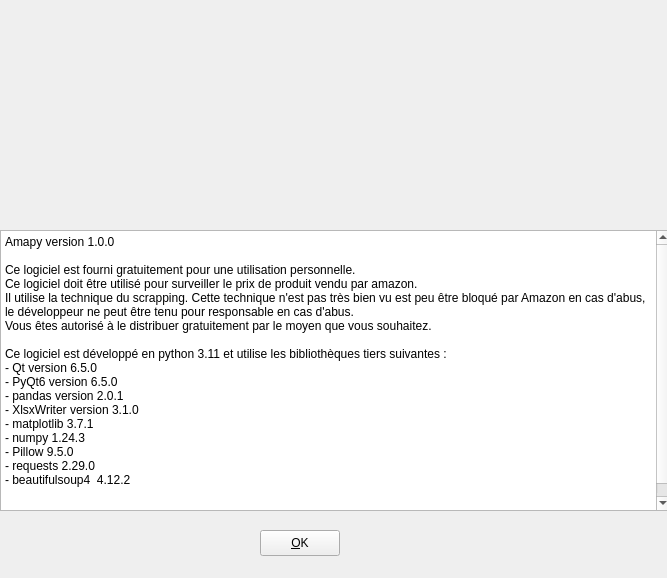
First picture: the form in ui/Amapy_about.ui, repository Sebastux/AmaPy, before the edit.
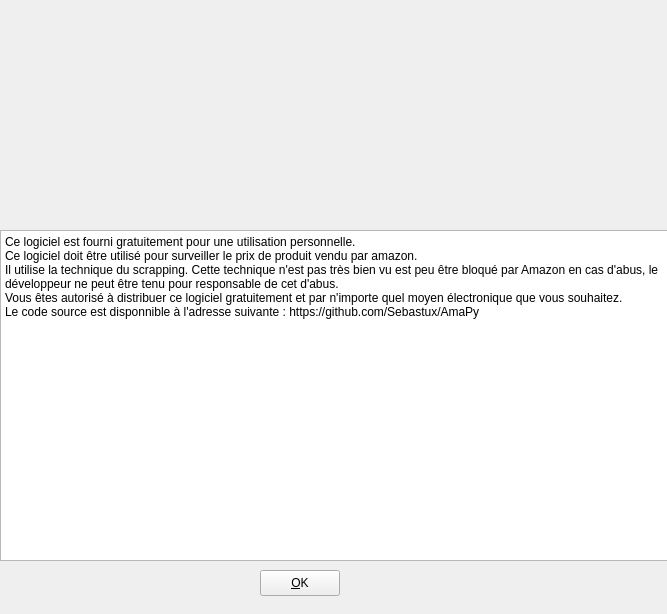
Second picture: the form after the edit. Icons and pictures are not drawn.

Commit message:
versions et texte
Ajout d'une méthode qui récupère la version des module utilisé pour permettre un affichage dynamique.
Correction du texte.
Ajout de l'url du dépôt git.
Modification de la taille de la fenêtre pour diminuer la taille de l'ascenceur.

```diff
--- a/ui/Amapy_about.ui
+++ b/ui/Amapy_about.ui
@@ -10,7 +10,7 @@
     <x>0</x>
     <y>0</y>
     <width>667</width>
-    <height>578</height>
+    <height>614</height>
    </rect>
   </property>
   <property name="cursor">
@@ -54,36 +54,22 @@
       <x>0</x>
       <y>230</y>
       <width>671</width>
-      <height>281</height>
+      <height>331</height>
      </rect>
     </property>
     <property name="plainText">
-     <string>Amapy version 1.0.0
-
-Ce logiciel est fourni gratuitement pour une utilisation personnelle.
+     <string>Ce logiciel est fourni gratuitement pour une utilisation personnelle.
 Ce logiciel doit être utilisé pour surveiller le prix de produit vendu par amazon.
-Il utilise la technique du scrapping. Cette technique n'est pas très bien vu est peu être bloqué par Amazon en cas d'abus, le développeur ne peut être tenu pour responsable en cas d'abus.
-Vous êtes autorisé à le distribuer gratuitement par le moyen que vous souhaitez.
-
-Ce logiciel est développé en python 3.11 et utilise les bibliothèques tiers suivantes :
-- Qt version 6.5.0
-- PyQt6 version 6.5.0
-- pandas version 2.0.1
-- XlsxWriter version 3.1.0
-- matplotlib 3.7.1
-- numpy 1.24.3
-- Pillow 9.5.0
-- requests 2.29.0
-- beautifulsoup4  4.12.2
-
-</string>
+Il utilise la technique du scrapping. Cette technique n'est pas très bien vu est peu être bloqué par Amazon en cas d'abus, le développeur ne peut être tenu pour responsable de cet d'abus.
+Vous êtes autorisé à distribuer ce logiciel gratuitement et par n'importe quel moyen électronique que vous souhaitez.
+Le code source est disponnible à l'adresse suivante : https://github.com/Sebastux/AmaPy</string>
     </property>
    </widget>
    <widget class="QPushButton" name="btn_ok">
     <property name="geometry">
      <rect>
       <x>260</x>
-      <y>530</y>
+      <y>570</y>
       <width>80</width>
       <height>26</height>
      </rect>
```
Left out of the diff: 2 changed lines with no effect on the pictures. The commit also changes 1 other file.
